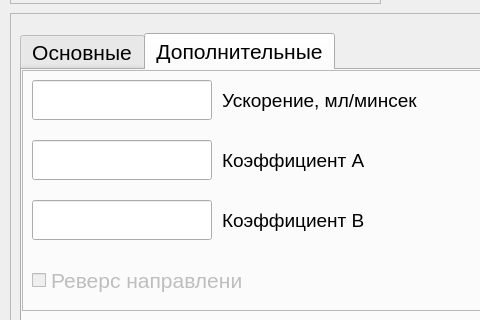
This is MCD/MCD/mainwindow.ui in Vlad104/Monorotor_Commander_Desktop as Qt 5 draws it before an edit; both pictures show x 0 to 480 and y 154 to 474 of the 1024 by 600 pixel window. The edited form follows.
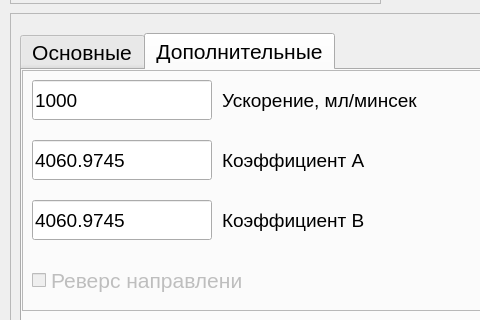
This is the edited form. The open tabs and pages were chosen to show the change. Custom widgets are drawn as their Qt base class.

The edit to the form file:
```diff
--- a/MCD/MCD/mainwindow.ui
+++ b/MCD/MCD/mainwindow.ui
@@ -437,6 +437,9 @@
         <property name="inputMethodHints">
          <set>Qt::ImhDigitsOnly</set>
         </property>
+        <property name="text">
+         <string>1000</string>
+        </property>
         <property name="maxLength">
          <number>15</number>
         </property>
@@ -512,6 +515,9 @@
         <property name="inputMethodHints">
          <set>Qt::ImhDigitsOnly</set>
         </property>
+        <property name="text">
+         <string>4060.9745</string>
+        </property>
         <property name="maxLength">
          <number>15</number>
         </property>
@@ -539,6 +545,9 @@
         <property name="inputMethodHints">
          <set>Qt::ImhDigitsOnly</set>
         </property>
+        <property name="text">
+         <string>4060.9745</string>
+        </property>
         <property name="maxLength">
          <number>15</number>
         </property>
```
Left out of the diff: 4 changed lines with no effect on the pictures.
